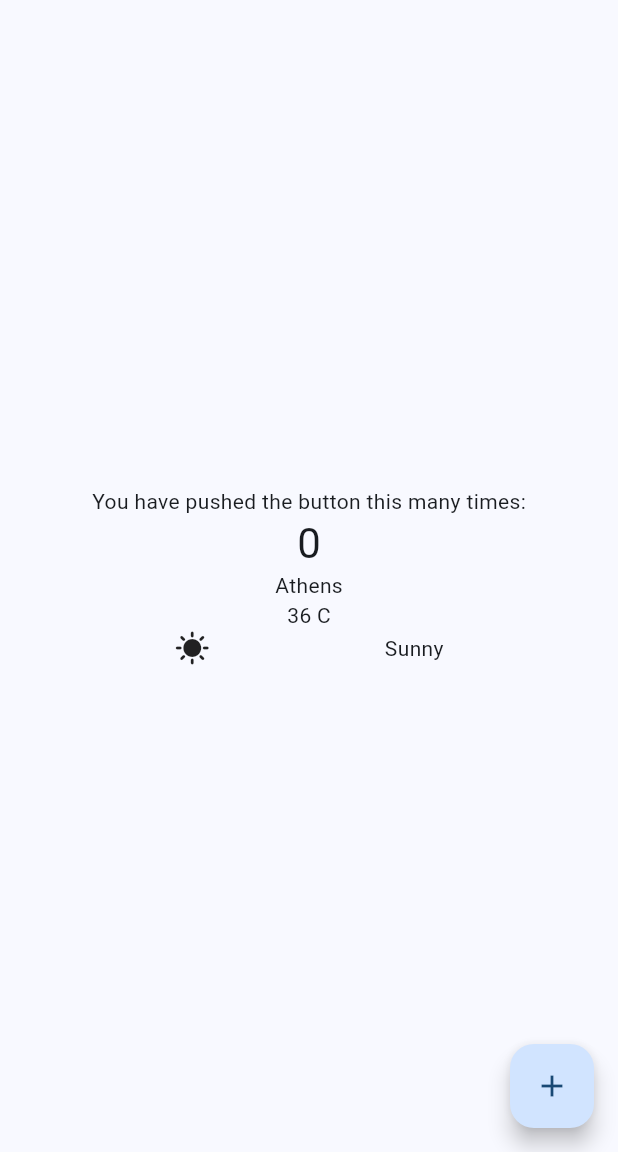
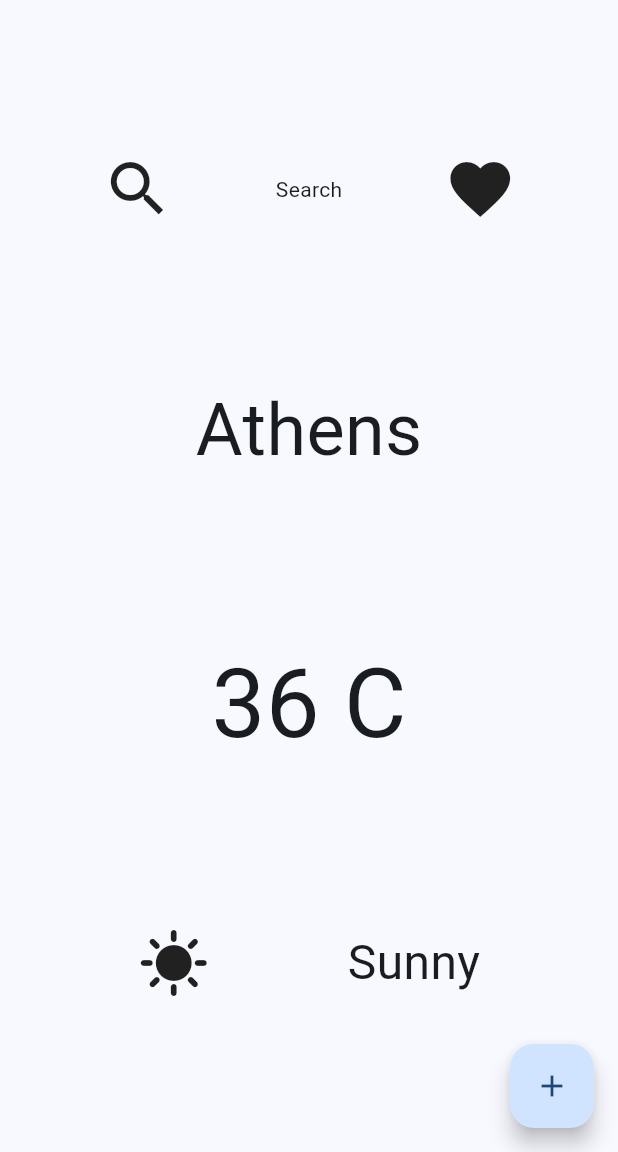
Before and after one commit to ThrasyvoulosK/Weather-App, a Flutter app: the screen it shows after launch, on a phone screen of 412 x 824 dp, the part 84-1236 px from its top. Run offline on Flutter 3.47's test engine with Material 3 defaults, Android fonts, the phone set to English and light mode, and no system bars.

Commit message:
Adds placeholders for all items
Also replaces some placeholder code on anchored button

```diff
--- a/lib/main.dart
+++ b/lib/main.dart
@@ -51,7 +51,7 @@ class _MyHomePageState extends State<MyHomePage> {
 
 
 
-  void _incrementCounter() {
+  void _addToFavourites() {
     setState(() {
       // This call to setState tells the Flutter framework that something has
       // changed in this State, which causes it to rerun the build method below
@@ -107,22 +107,23 @@ class _MyHomePageState extends State<MyHomePage> {
           // TRY THIS: Invoke "debug painting" (choose the "Toggle Debug Paint"
           // action in the IDE, or press "p" in the console), to see the
           // wireframe for each widget.
-          mainAxisAlignment: MainAxisAlignment.center,
+          mainAxisAlignment: MainAxisAlignment.spaceEvenly,
           children: <Widget>[
-            const Text(
-              'You have pushed the button this many times:',
-            ),
-            Text(
-              '$_counter',
-              style: Theme.of(context).textTheme.headlineMedium,
-            ),
-            Text(currentCity),
-            Text(currentCelsiusTemperature),
             Row(
               mainAxisAlignment: MainAxisAlignment.spaceEvenly,
               children: [
-                Icon(currentIcon),
-                Text(currentCondition),
+                Icon(Icons.search,size:48),
+                Text("Search"),
+                Icon(Icons.favorite,size: 48,),
+              ],
+            ),
+            Text(currentCity,style: TextStyle(fontSize: 48)),
+            Text(currentCelsiusTemperature,style: TextStyle(fontSize: 64)),
+            Row(
+              mainAxisAlignment: MainAxisAlignment.spaceEvenly,
+              children: [
+                Icon(currentIcon,size: 48,),
+                Text(currentCondition,style: TextStyle(fontSize: 32)),
               ],
             )
 
@@ -131,8 +132,8 @@ class _MyHomePageState extends State<MyHomePage> {
         ),
       ),
       floatingActionButton: FloatingActionButton(
-        onPressed: _incrementCounter,
-        tooltip: 'Increment',
+        onPressed: _addToFavourites,
+        tooltip: 'Add To Favourites',
         child: const Icon(Icons.add),
       ), // This trailing comma makes auto-formatting nicer for build methods.
     );
```
